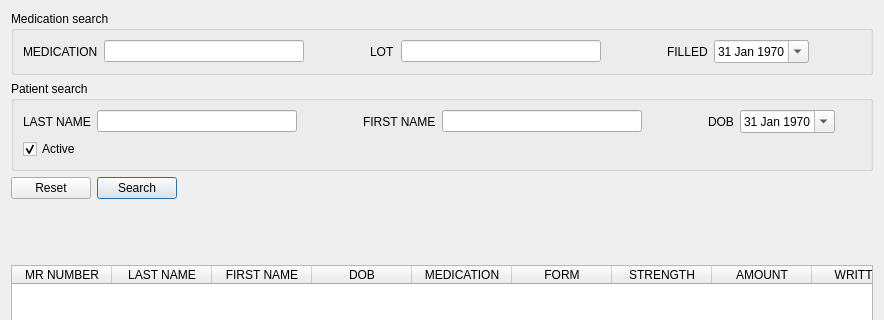
First picture: the form in mtrack/prescriptionsframe.ui, repository kyledevans/Medicine-Track, before the edit; both pictures show x 0 to 884 and y 0 to 320 of the 884 by 613 pixel window.
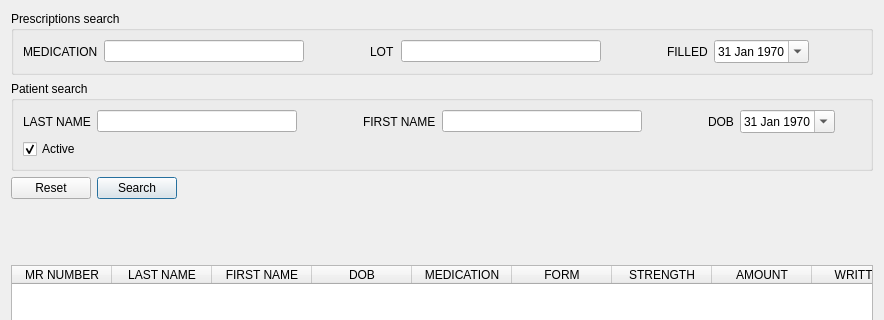
Second picture: the form after the edit.

Commit message: Can now invalidate prescriptions. 	modified:   mtrack/prescriptionrecord.cpp 	modified:   mtrack/prescriptionrecord.h 	modified:   mtrack/prescriptionsframe.cpp 	modified:   mtrack/prescriptionsframe.h 	modified:   mtrack/prescriptionsframe.ui

What changed in the file:
```diff
--- a/mtrack/prescriptionsframe.ui
+++ b/mtrack/prescriptionsframe.ui
@@ -23,7 +23,7 @@
    <item>
     <widget class="QGroupBox" name="medicationBox">
      <property name="title">
-      <string>Medication search</string>
+      <string>Prescriptions search</string>
      </property>
      <layout class="QHBoxLayout" name="horizontalLayout_2">
       <item>
```
Left out of the diff: 8 changed lines with no effect on the pictures. The commit also changes 4 other files.
